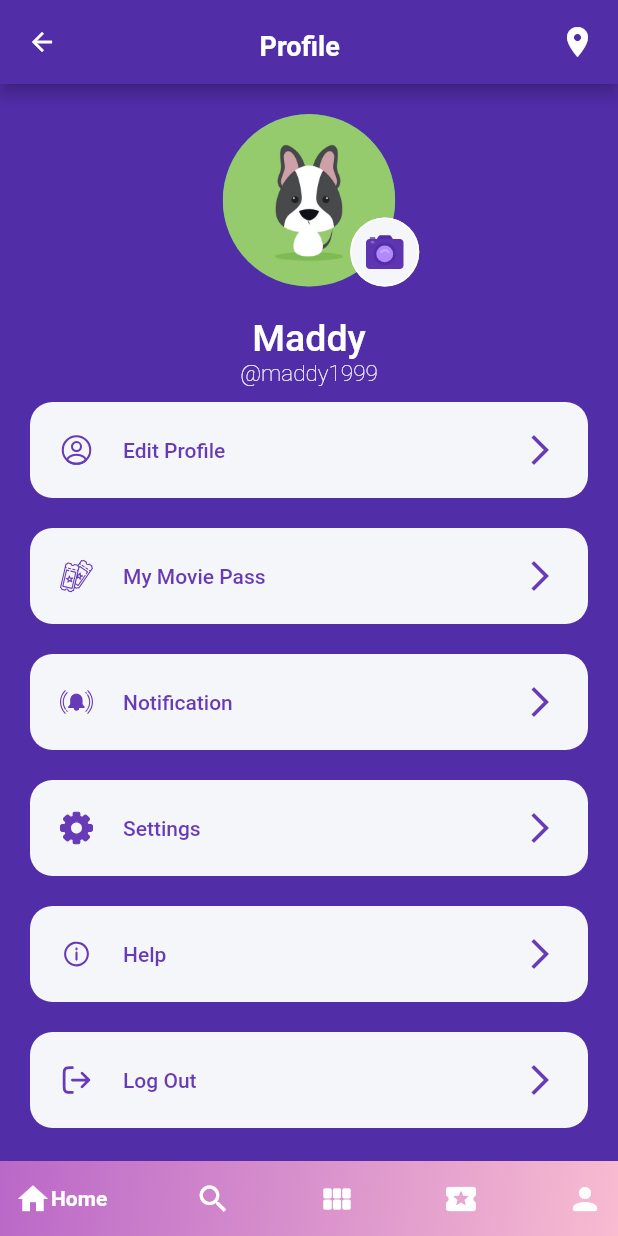
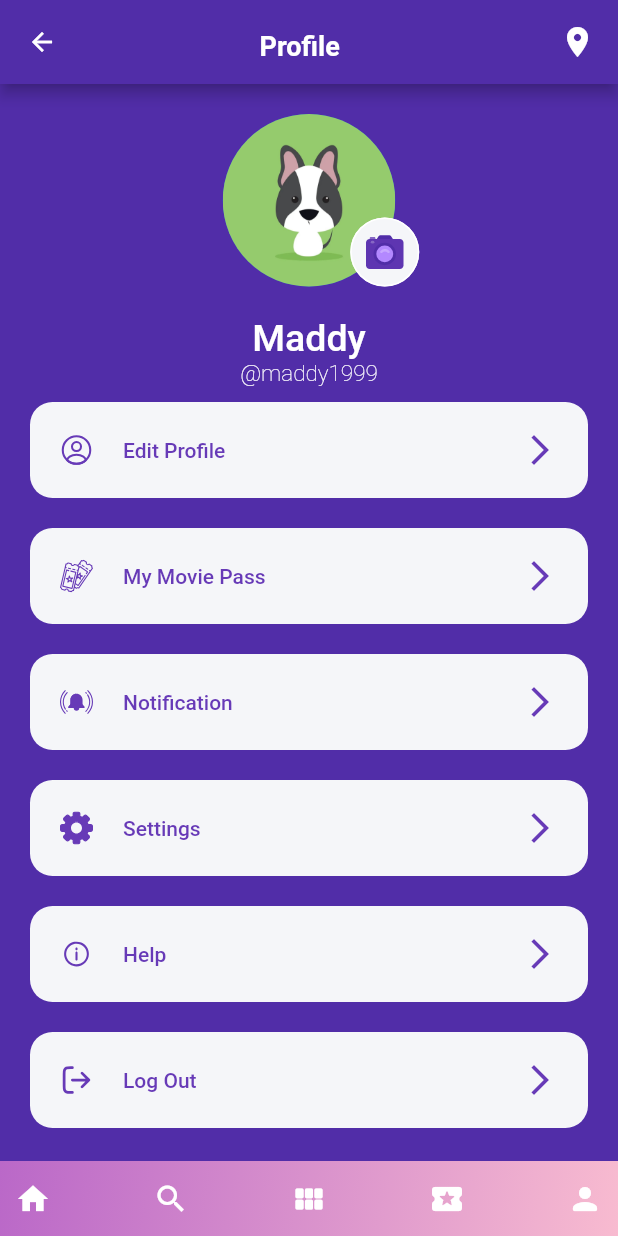
Before and after one commit to janamiceva/MyCinema, a Flutter app: the ProfileScreen screen opened directly, on a phone screen of 412 x 824 dp. Run offline on Flutter 3.47's test engine with Material 2 defaults, Android fonts, the phone set to English and light mode, and no system bars; drawn by our look-alikes of google_nav_bar; our stand-ins replace bloc, flutter_bloc, flutter_rating_bar, flutter_svg, google_fonts.

Commit message:
Some changes

```diff
--- a/lib/screens/buy_ticket_page.dart
+++ b/lib/screens/buy_ticket_screen.dart
@@ -8,7 +8,7 @@ import '../models/armchairs_model.dart';
 import '../models/datetime_model.dart';
 import '../widgets/seats.dart';
 
-import '../screens/details_payment_page.dart';
+import 'details_payment_screen.dart';
 import '../widgets/widgets.dart';
 
 class BuyTicketPage extends StatelessWidget {
--- a/lib/screens/details_movie_page.dart
+++ b/lib/screens/details_movie_screen.dart
@@ -4,7 +4,7 @@ import 'package:flutter/material.dart';
 import '../models/movie_model.dart';
 import 'package:flutter_bloc/flutter_bloc.dart';
 import '../Bloc/cinema_bloc.dart';
-import './buy_ticket_page.dart';
+import 'buy_ticket_screen.dart';
 import '../widgets/widgets.dart';
 import 'package:flutter_rating_bar/flutter_rating_bar.dart';
 
--- a/lib/screens/profile_screen.dart
+++ b/lib/screens/profile_screen.dart
@@ -2,7 +2,7 @@ import 'package:flutter/material.dart';
 import 'package:google_nav_bar/google_nav_bar.dart';
 
 import '../helpers/components.dart';
-import 'details_payment_page.dart';
+import 'details_payment_screen.dart';
 import 'home_screen.dart';
 
 class ProfileScreen extends StatelessWidget {
@@ -10,7 +10,7 @@ class ProfileScreen extends StatelessWidget {
   @override
   Widget build(BuildContext context) {
     return Scaffold(
-       appBar: AppBar(
+      appBar: AppBar(
         backgroundColor: Colors.deepPurple.shade700,
         leading: Icon(Icons.arrow_back, color: Colors.white, size: 20),
         elevation: 4,
@@ -43,35 +43,33 @@ class ProfileScreen extends StatelessWidget {
             color: Colors.white,
             activeColor: Colors.white,
             padding: EdgeInsets.all(10),
-            tabs:  [
+            tabs: [
               GButton(
                 icon: Icons.home,
-                text: 'Home',
                 onPressed: () {
-                Navigator.of(context).push(MaterialPageRoute(builder: (context)=>HomeScreen()));
-              },
+                  Navigator.of(context).push(
+                      MaterialPageRoute(builder: (context) => HomeScreen()));
+                },
               ),
               GButton(
                 icon: Icons.search,
-                text: 'Search',
               ),
               GButton(
                 icon: Icons.view_module_rounded,
-                text: 'Location',
               ),
               GButton(
                 icon: Icons.local_attraction_rounded,
-                text: 'Tickets',
                 onPressed: () {
-                Navigator.of(context).push(MaterialPageRoute(builder: (context)=>DetailsPaymentPage()));
-              },
+                  Navigator.of(context).push(MaterialPageRoute(
+                      builder: (context) => DetailsPaymentPage()));
+                },
               ),
               GButton(
                 icon: Icons.person_rounded,
-                text: 'Profile',
                 onPressed: () {
-                Navigator.of(context).push(MaterialPageRoute(builder: (context)=>ProfileScreen()));
-              },
+                  Navigator.of(context).push(
+                      MaterialPageRoute(builder: (context) => ProfileScreen()));
+                },
               ),
             ],
           ),
```
Also changed, not shown: lib/screens/home_screen.dart (+9 -12 lines), lib/screens/details_payment_screen.dart (renamed from lib/screens/details_payment_page.dart), pubspec.lock.
